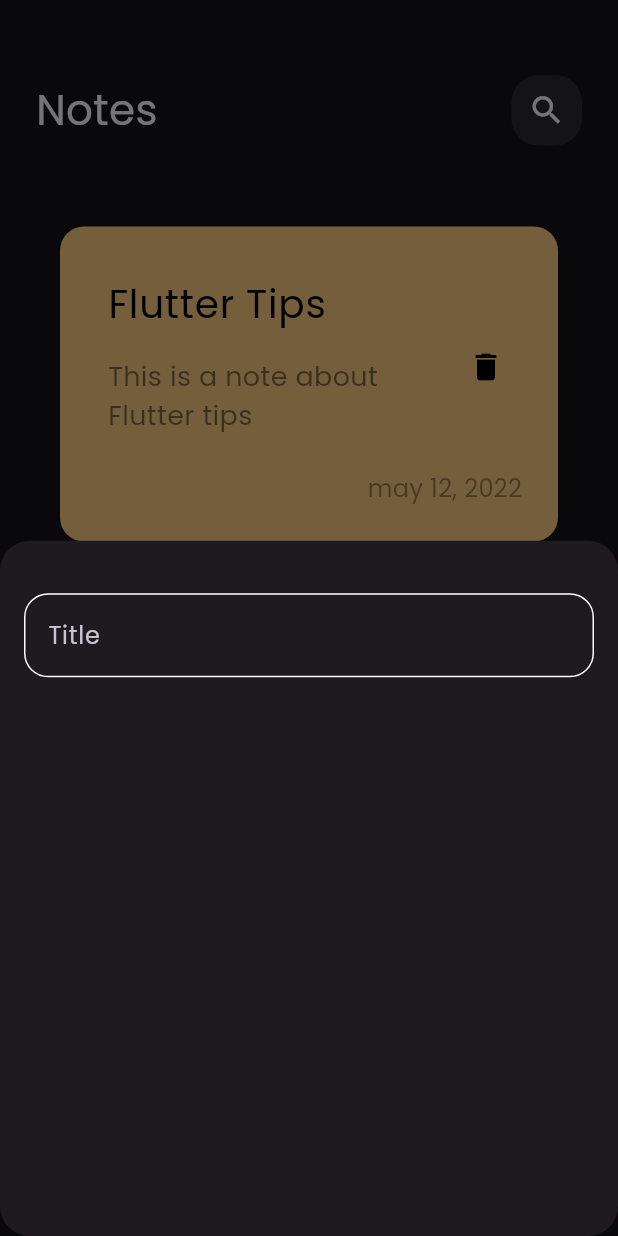
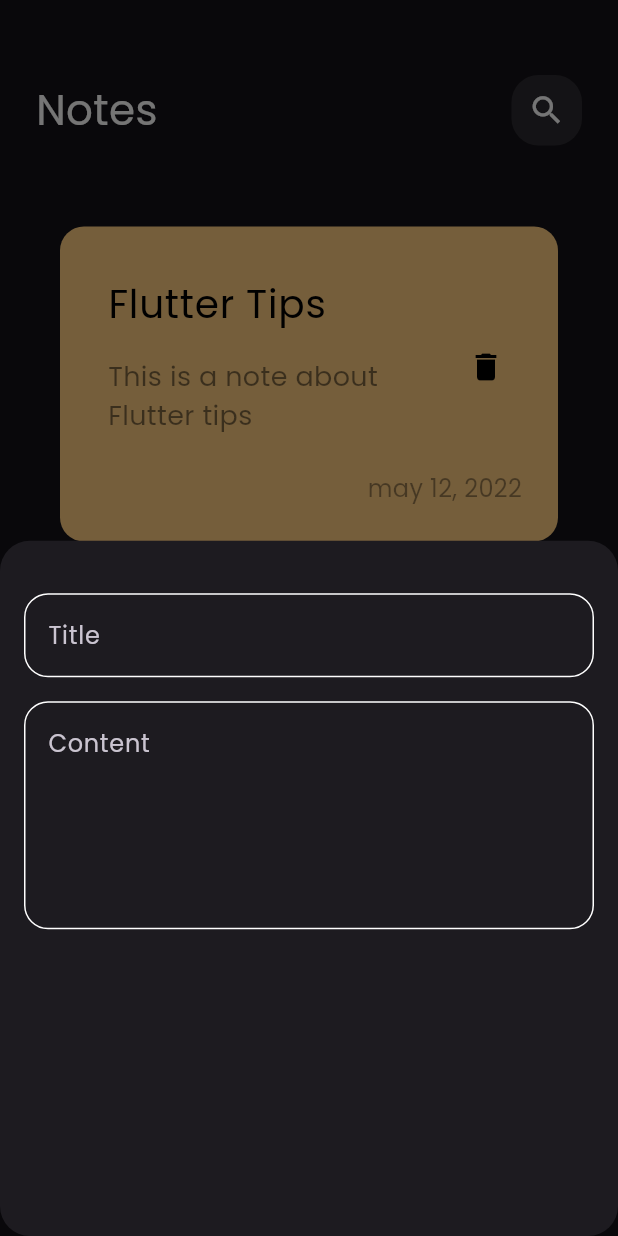
Before and after one commit to Ali-Ahmed-Alsaeedi/notea_app, a Flutter app: the screen it shows after launch, after a tap on the "add" icon, on a phone screen of 412 x 824 dp. Run offline on Flutter 3.47's test engine with Material 3 defaults, Android fonts, the phone set to English and light mode, and no system bars.

Commit message:
add fileds to note bottom sheet

```diff
--- a/lib/widgets/add_noe_bottom_sheet.dart
+++ b/lib/widgets/add_noe_bottom_sheet.dart
@@ -13,7 +13,16 @@ class AddNoteBottomSheet extends StatelessWidget {
           SizedBox(
             height: 35,
           ),
-          CustomTextField(),
+          CustomTextField(
+            hintText: 'Title',
+          ),
+          SizedBox(
+            height: 16,
+          ),
+          CustomTextField(
+            hintText: 'Content',
+            maxLines: 5,
+          ),
         ],
       ),
     );
--- a/lib/widgets/custom_text_field.dart
+++ b/lib/widgets/custom_text_field.dart
@@ -2,14 +2,18 @@ import 'package:flutter/material.dart';
 import 'package:note_app/constans.dart';
 
 class CustomTextField extends StatelessWidget {
-  const CustomTextField({Key? key}) : super(key: key);
-  // String? hintText;
+  const CustomTextField({Key? key, required this.hintText, this.maxLines = 1})
+      : super(key: key);
+
+  final String hintText;
+  final int maxLines;
   @override
   Widget build(BuildContext context) {
     return TextField(
       cursorColor: kPrimaryColor,
+      maxLines: maxLines,
       decoration: InputDecoration(
-        hintText: 'Title',
+        hintText: hintText,
         border: buildBorder(),
         enabledBorder: buildBorder(),
         focusedBorder: buildBorder(kPrimaryColor),
```
